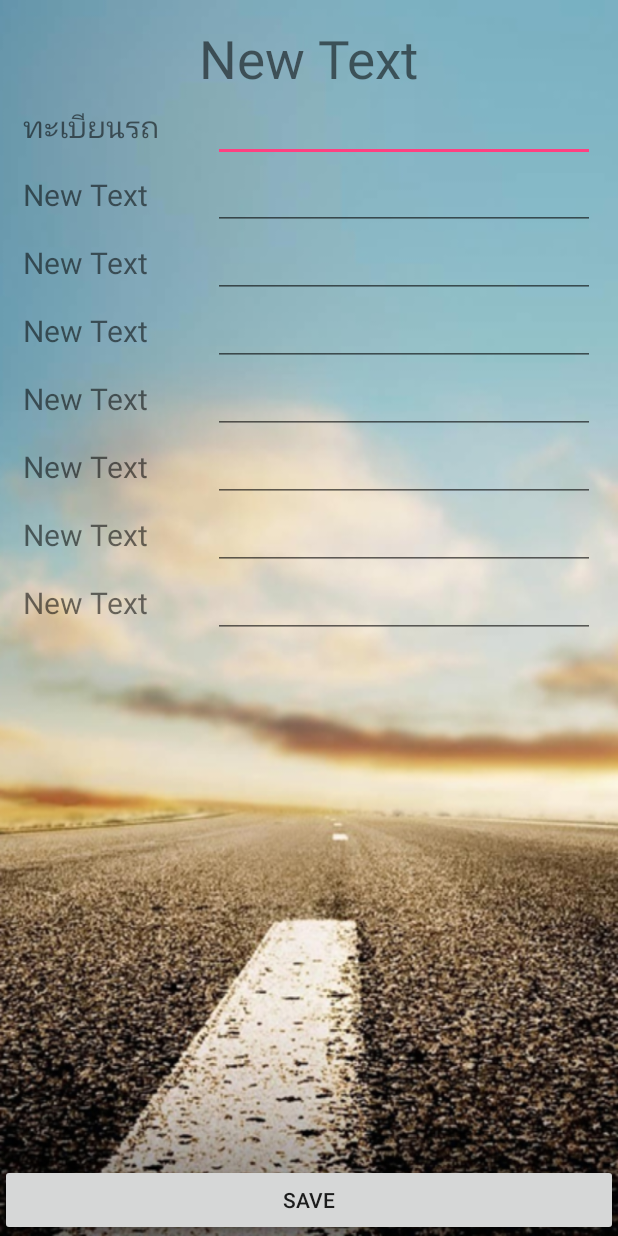
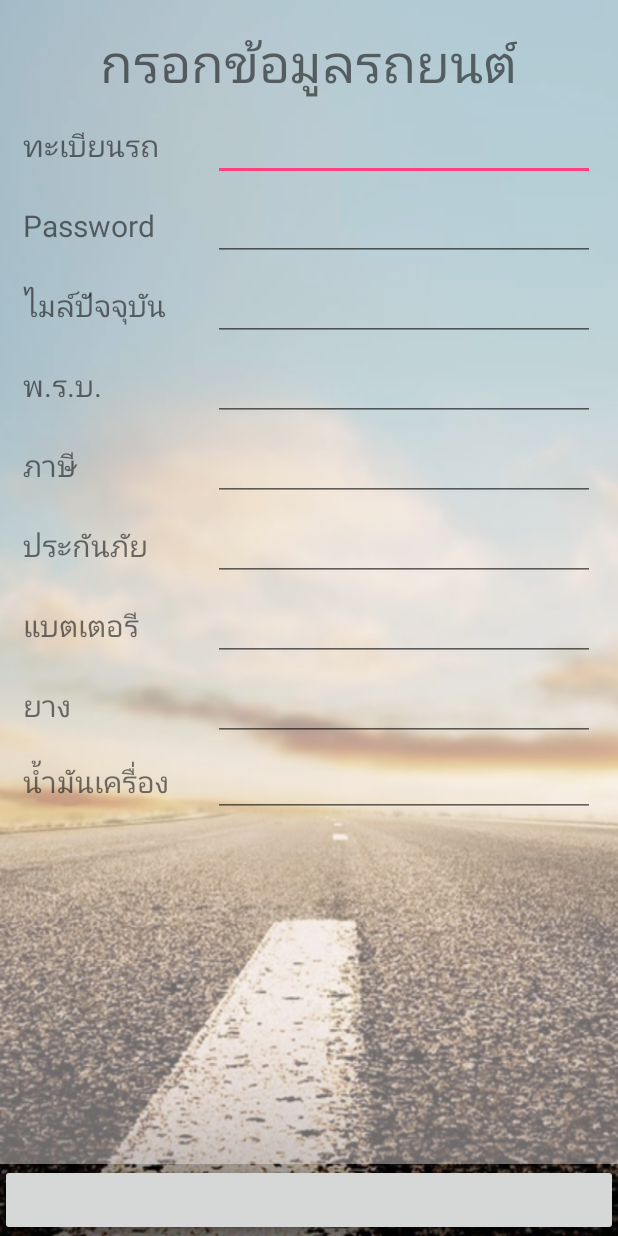
Before and after one commit to SurachaArayachatsakul/DrivingBetterNew, an Android app: the SignUpActivity screen opened directly, with no data from a screen before it, on a phone screen of 412 x 824 dp. Run offline under Robolectric (Android 15) with nearby library versions, the phone set to English and light mode, and no system bars.

Commit message:
SignUp ยังไม่สมบูรณ์ 10/12/15

```diff
--- a/app/src/main/res/layout/activity_sign_up.xml
+++ b/app/src/main/res/layout/activity_sign_up.xml
@@ -10,7 +10,8 @@
         android:layout_height="match_parent"
         android:id="@+id/scrollView"
         android:layout_above="@+id/button4"
-        android:padding="15dp">
+        android:padding="15dp"
+        android:background="#73f2e8e8">
 
         <LinearLayout
             android:orientation="vertical"
@@ -20,15 +21,16 @@
             <TextView
                 android:layout_width="wrap_content"
                 android:layout_height="wrap_content"
-                android:text="New Text"
                 android:id="@+id/textView2"
                 android:layout_gravity="center_horizontal"
-                android:textSize="@dimen/h1" />
+                android:textSize="@dimen/h1"
+                android:text="@string/head1" />
 
             <LinearLayout
                 android:orientation="horizontal"
                 android:layout_width="match_parent"
-                android:layout_height="match_parent">
+                android:layout_height="match_parent"
+                android:layout_marginTop="10dp">
 
                 <TextView
                     android:layout_width="0dp"
@@ -48,12 +50,13 @@
             <LinearLayout
                 android:orientation="horizontal"
                 android:layout_width="match_parent"
-                android:layout_height="match_parent" >
+                android:layout_height="match_parent"
+                android:layout_marginTop="8dp">
 
                 <TextView
                     android:layout_width="0dp"
                     android:layout_height="wrap_content"
-                    android:text="New Text"
+                    android:text="@string/password"
                     android:id="@+id/textView4"
                     android:textSize="@dimen/h2"
                     android:layout_weight="1" />
@@ -68,12 +71,13 @@
             <LinearLayout
                 android:orientation="horizontal"
                 android:layout_width="match_parent"
-                android:layout_height="match_parent" >
+                android:layout_height="match_parent"
+                android:layout_marginTop="8dp">
 
                 <TextView
                     android:layout_width="0dp"
                     android:layout_height="wrap_content"
-                    android:text="New Text"
+                    android:text="@string/mile_car"
                     android:id="@+id/textView5"
                     android:textSize="@dimen/h2"
                     android:layout_weight="1" />
@@ -88,12 +92,13 @@
             <LinearLayout
                 android:orientation="horizontal"
                 android:layout_width="match_parent"
-                android:layout_height="match_parent" >
+                android:layout_height="match_parent"
+                android:layout_marginTop="8dp">
 
                 <TextView
                     android:layout_width="0dp"
                     android:layout_height="wrap_content"
-                    android:text="New Text"
+                    android:text="@string/act"
                     android:id="@+id/textView6"
                     android:textSize="@dimen/h2"
                     android:layout_weight="1" />
@@ -108,12 +113,13 @@
             <LinearLayout
                 android:orientation="horizontal"
                 android:layout_width="match_parent"
-                android:layout_height="match_parent" >
+                android:layout_height="match_parent"
+                android:layout_marginTop="8dp">
 
                 <TextView
                     android:layout_width="0dp"
                     android:layout_height="wrap_content"
-                    android:text="New Text"
+                    android:text="@string/tag"
                     android:id="@+id/textView7"
                     android:textSize="@dimen/h2"
                     android:layout_weight="1" />
@@ -128,12 +134,13 @@
             <LinearLayout
                 android:orientation="horizontal"
                 android:layout_width="match_parent"
-                android:layout_height="match_parent" >
+                android:layout_height="match_parent"
+                android:layout_marginTop="8dp">
 
                 <TextView
                     android:layout_width="0dp"
                     android:layout_height="wrap_content"
-                    android:text="New Text"
+                    android:text="@string/insure"
                     android:id="@+id/textView8"
                     android:textSize="@dimen/h2"
                     android:layout_weight="1" />
@@ -148,12 +155,13 @@
             <LinearLayout
                 android:orientation="horizontal"
                 android:layout_width="match_parent"
-                android:layout_height="match_parent" >
+                android:layout_height="match_parent"
+                android:layout_marginTop="8dp">
 
                 <TextView
                     android:layout_width="0dp"
                     android:layout_height="wrap_content"
-                    android:text="New Text"
+                    android:text="@string/batt"
                     android:id="@+id/textView9"
                     android:textSize="@dimen/h2"
                     android:layout_weight="1" />
@@ -168,12 +176,13 @@
             <LinearLayout
                 android:orientation="horizontal"
                 android:layout_width="match_parent"
-                android:layout_height="match_parent" >
+                android:layout_height="match_parent"
+                android:layout_marginTop="8dp">
 
                 <TextView
                     android:layout_width="0dp"
                     android:layout_height="wrap_content"
-                    android:text="New Text"
+                    android:text="@string/tire"
                     android:id="@+id/textView10"
                     android:textSize="@dimen/h2"
                     android:layout_weight="1" />
@@ -184,13 +193,35 @@
                     android:id="@+id/editText10"
                     android:layout_weight="2" />
             </LinearLayout>
+
+            <LinearLayout
+                android:orientation="horizontal"
+                android:layout_width="match_parent"
+                android:layout_height="match_parent"
+                android:layout_marginTop="5dp">
+
+                <TextView
+                    android:layout_width="0dp"
+                    android:layout_height="wrap_content"
+                    android:text="@string/engine_oil"
+                    android:id="@+id/textView11"
+                    android:textSize="@dimen/h2"
+                    android:layout_weight="1" />
+
+                <EditText
+                    android:layout_width="0dp"
+                    android:layout_height="wrap_content"
+                    android:id="@+id/editText11"
+                    android:layout_weight="2" />
+            </LinearLayout>
+
         </LinearLayout>
     </ScrollView>
 
     <Button
         android:layout_width="match_parent"
         android:layout_height="wrap_content"
-        android:text="Save"
+        android:text=""
         android:id="@+id/button4"
         android:layout_alignParentBottom="true" />
 </RelativeLayout>
--- a/app/src/main/res/values/strings.xml
+++ b/app/src/main/res/values/strings.xml
@@ -2,6 +2,15 @@
     <string name="app_name">Driving Better</string>
     <string name="car_id">ทะเบียนรถ</string>
     <string name="password">Password</string>
+    <string name="mile_car">ไมล์ปัจจุบัน</string>
+    <string name="act">พ.ร.บ.</string>
+    <string name="tag">ภาษี</string>
+    <string name="insure">ประกันภัย</string>
+    <string name="batt">แบตเตอรี</string>
+    <string name="tire">ยาง</string>
+    <string name="engine_oil">น้ำมันเครื่อง</string>
+
+    <string name="head1">กรอกข้อมูลรถยนต์</string>
 
 
 </resources>
```
